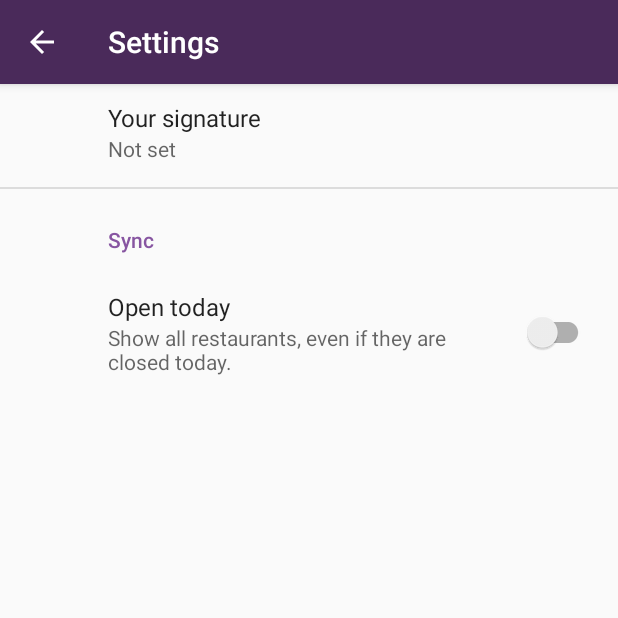
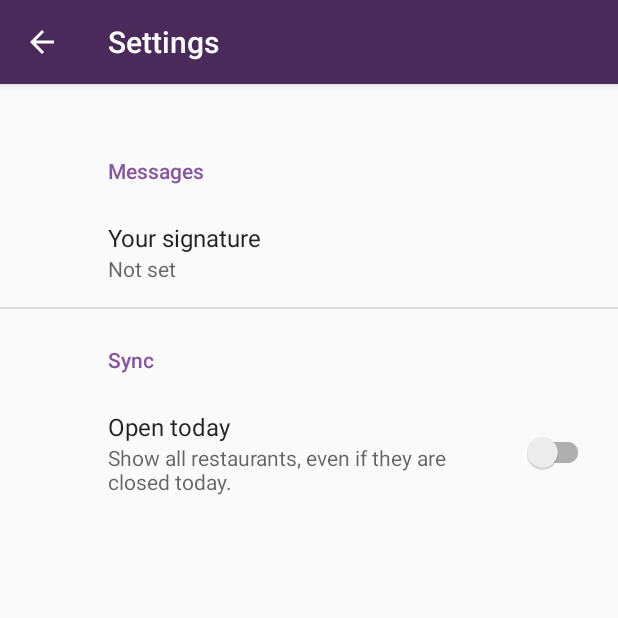
Before and after one commit to Vaannelies/Fune, an Android app: the screen it shows after launch (SettingsActivity), after a tap on an icon or button, on a phone screen of 412 x 824 dp, the top half of it. Run offline under Robolectric (Android 15) with nearby library versions, the phone set to English and light mode, and no system bars; our stand-ins replace Volley, androidx.preference.

Commit message:
settings activity past beter in scherm

```diff
--- a/app/src/main/res/layout/settings_activity.xml
+++ b/app/src/main/res/layout/settings_activity.xml
@@ -5,5 +5,6 @@
     <FrameLayout
         android:id="@+id/settings"
         android:layout_width="match_parent"
-        android:layout_height="match_parent"/>
+        android:layout_height="match_parent"
+        android:layout_marginTop="80dp"/>
 </LinearLayout>
--- a/app/src/main/res/xml/root_preferences.xml
+++ b/app/src/main/res/xml/root_preferences.xml
@@ -2,6 +2,7 @@
     xmlns:app="http://schemas.android.com/apk/res-auto">
 
     <PreferenceCategory
+
         app:title="@string/messages_header">
 
         <EditTextPreference
```
